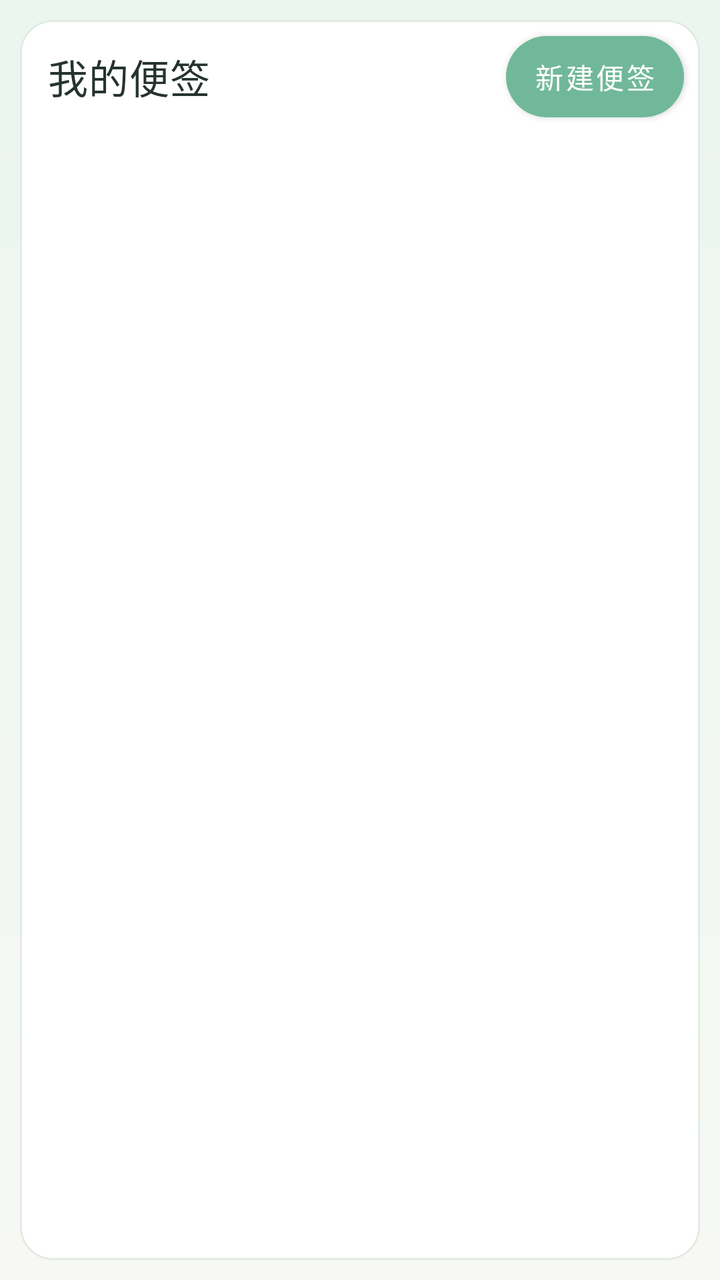
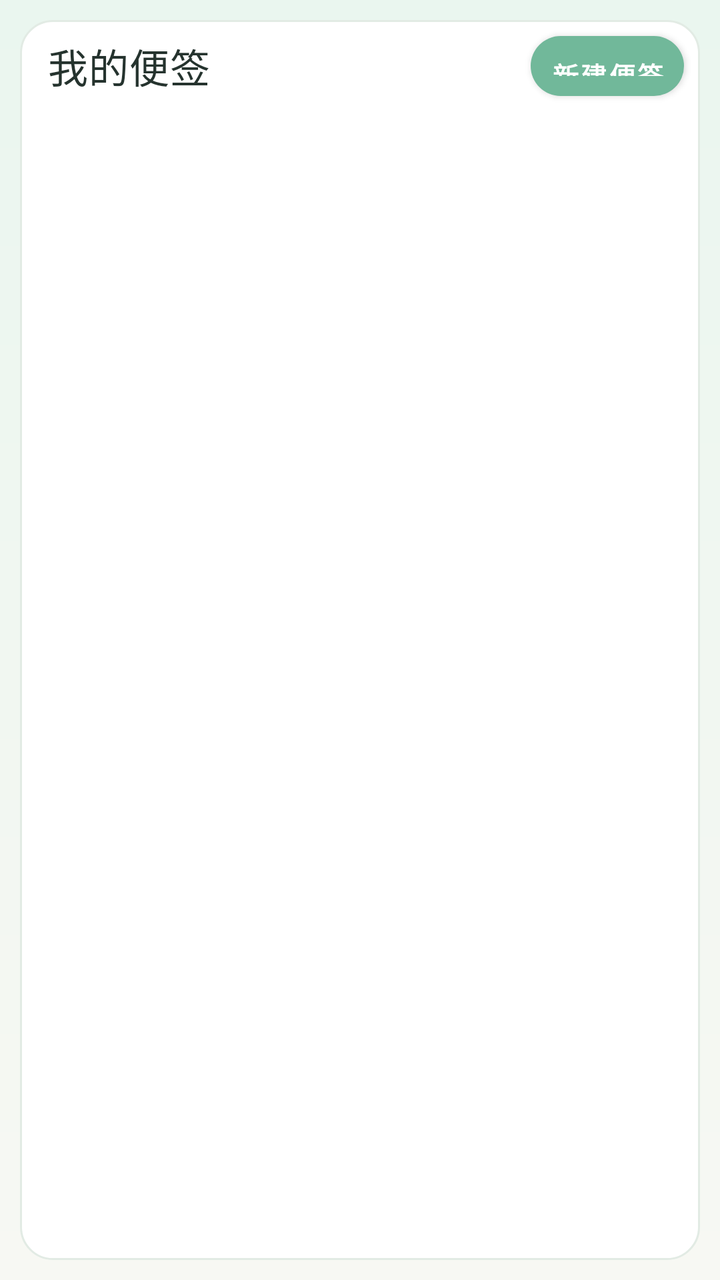

Screens rendered from an Android XML layout before and after an edit, with the pre-edit source and the edit as a unified diff.
<!-- AndroidManifest.xml: application theme Theme.RainNote -->
<!-- res/layout/fragment_transform.xml -->
<?xml version="1.0" encoding="utf-8"?>
<LinearLayout xmlns:android="http://schemas.android.com/apk/res/android"
    xmlns:tools="http://schemas.android.com/tools"
    android:layout_width="match_parent"
    android:layout_height="match_parent"
    android:background="@drawable/bg_rainnote_root"
    android:orientation="vertical"
    android:padding="10dp"
    tools:context=".ui.transform.TransformFragment">

    <LinearLayout
        android:id="@+id/note_list_panel"
        android:layout_width="match_parent"
        android:layout_height="match_parent"
        android:background="@drawable/bg_card"
        android:orientation="vertical">

        <LinearLayout
            android:layout_width="match_parent"
            android:layout_height="wrap_content"
            android:gravity="center_vertical"
            android:orientation="horizontal">

            <TextView
                android:layout_width="0dp"
                android:layout_height="wrap_content"
                android:layout_weight="1"
                android:paddingStart="14dp"
                android:text="我的便签"
                android:textColor="@color/rn_text"
                android:textAppearance="?attr/textAppearanceHeadline6" />

            <Button
                android:id="@+id/button_add_note"
                android:layout_width="wrap_content"
                android:layout_height="wrap_content"
                android:layout_margin="8dp"
                android:background="@drawable/bg_button_primary"
                android:minHeight="36dp"
                android:paddingStart="14dp"
                android:paddingEnd="14dp"
                android:text="新建便签"
                android:textAllCaps="false"
                android:textColor="@color/white" />
        </LinearLayout>

        <androidx.recyclerview.widget.RecyclerView
            android:id="@+id/recyclerview_transform"
            android:layout_width="match_parent"
            android:layout_height="0dp"
            android:layout_marginStart="8dp"
            android:layout_marginEnd="8dp"
            android:layout_marginBottom="8dp"
            android:layout_weight="1"
            android:overScrollMode="never" />
    </LinearLayout>

    <LinearLayout
        android:id="@+id/editor_panel"
        android:layout_width="match_parent"
        android:layout_height="match_parent"
        android:background="@drawable/bg_card"
        android:orientation="vertical"
        android:padding="10dp"
        android:visibility="gone">

        <Button
            android:id="@+id/button_back_to_list"
            android:layout_width="wrap_content"
            android:layout_height="wrap_content"
            android:background="@drawable/bg_button_soft"
            android:minHeight="34dp"
            android:paddingStart="12dp"
            android:paddingEnd="12dp"
            android:text="返回便签列表"
            android:textAllCaps="false"
            android:textColor="@color/rn_primary_dark" />

        <EditText
            android:id="@+id/edit_note_title"
            android:layout_width="match_parent"
            android:layout_height="wrap_content"
            android:hint="便签标题"
            android:inputType="textCapSentences"
            android:singleLine="true"
            android:textColor="@color/rn_text"
            android:textColorHint="@color/rn_text_muted"
            android:textSize="20sp" />

        <androidx.recyclerview.widget.RecyclerView
            android:id="@+id/recyclerview_blocks"
            android:layout_width="match_parent"
            android:layout_height="0dp"
            android:layout_weight="1"
            android:clipToPadding="false"
            android:paddingTop="8dp"
            android:paddingBottom="8dp" />

        <Button
            android:id="@+id/button_add_block"
            android:layout_width="match_parent"
            android:layout_height="wrap_content"
            android:background="@drawable/bg_button_primary"
            android:minHeight="38dp"
            android:text="添加卡片"
            android:textAllCaps="false"
            android:textColor="@color/white" />

        <Button
            android:id="@+id/button_delete_note"
            android:layout_width="match_parent"
            android:layout_height="wrap_content"
            android:layout_marginTop="8dp"
            android:background="@drawable/bg_button_danger"
            android:minHeight="38dp"
            android:text="删除当前便签"
            android:textAllCaps="false"
            android:textColor="@color/rn_danger" />
    </LinearLayout>
</LinearLayout>
<!-- resources referenced by this layout -->
<resources>
  <color name="rn_danger">#FFD87B7B</color>
  <color name="rn_primary_dark">#FF3D8E75</color>
  <color name="rn_text">#FF25332E</color>
  <color name="rn_text_muted">#FF7B8A84</color>
  <color name="white">#FFFFFFFF</color>
  <!-- drawable bg_button_danger (drawable) -->
  <?xml version="1.0" encoding="utf-8"?>
  <shape xmlns:android="http://schemas.android.com/apk/res/android">
      <solid android:color="#FFFFF7F7" />
      <corners android:radius="999dp" />
      <stroke
          android:width="1dp"
          android:color="@color/rn_danger" />
  </shape>
  <!-- drawable bg_button_primary (drawable) -->
  <?xml version="1.0" encoding="utf-8"?>
  <shape xmlns:android="http://schemas.android.com/apk/res/android">
      <solid android:color="@color/rn_primary" />
      <corners android:radius="999dp" />
  </shape>
  <!-- drawable bg_button_soft (drawable) -->
  <?xml version="1.0" encoding="utf-8"?>
  <shape xmlns:android="http://schemas.android.com/apk/res/android">
      <solid android:color="@color/rn_surface_soft" />
      <corners android:radius="999dp" />
      <stroke
          android:width="1dp"
          android:color="@color/rn_line" />
  </shape>
  <!-- drawable bg_card (drawable) -->
  <?xml version="1.0" encoding="utf-8"?>
  <shape xmlns:android="http://schemas.android.com/apk/res/android">
      <solid android:color="@color/rn_surface" />
      <corners android:radius="16dp" />
      <stroke
          android:width="1dp"
          android:color="@color/rn_line" />
  </shape>
  <!-- drawable bg_rainnote_root (drawable) -->
  <?xml version="1.0" encoding="utf-8"?>
  <shape xmlns:android="http://schemas.android.com/apk/res/android">
      <gradient
          android:angle="270"
          android:endColor="#FFF7F8F3"
          android:startColor="#FFEAF6EF" />
  </shape>
  <style name="Theme.RainNote" parent="Theme.MaterialComponents.DayNight.DarkActionBar">
          
          <item name="colorPrimary">@color/rn_primary</item>
          <item name="colorPrimaryVariant">@color/rn_primary_dark</item>
          <item name="colorOnPrimary">@color/white</item>
          
          <item name="colorSecondary">@color/rn_primary</item>
          <item name="colorSecondaryVariant">@color/rn_primary_dark</item>
          <item name="colorOnSecondary">@color/white</item>
          
          <item name="android:statusBarColor">@color/rn_bg</item>
          <item name="android:navigationBarColor">@color/rn_bg</item>
          <item name="android:windowLightStatusBar" tools:targetApi="m">true</item>
          
      </style>
  <color name="rn_primary">#FF71B89A</color>
  <color name="rn_surface_soft">#FFF0F7EF</color>
  <color name="rn_line">#FFE2EBE4</color>
  <color name="rn_surface">#FFFFFFFF</color>
  <color name="rn_bg">#FFF7F8F3</color>
</resources>

<!-- the commit's change to res/layout/fragment_transform.xml (unified diff, before → after) -->
@@ -32,16 +32,13 @@
 
             <Button
                 android:id="@+id/button_add_note"
+                style="@style/RainNoteButtonPrimary"
                 android:layout_width="wrap_content"
-                android:layout_height="wrap_content"
+                android:layout_height="30dp"
                 android:layout_margin="8dp"
-                android:background="@drawable/bg_button_primary"
-                android:minHeight="36dp"
-                android:paddingStart="14dp"
-                android:paddingEnd="14dp"
-                android:text="新建便签"
-                android:textAllCaps="false"
-                android:textColor="@color/white" />
+                android:paddingStart="10dp"
+                android:paddingEnd="10dp"
+                android:text="新建便签" />
         </LinearLayout>
 
         <androidx.recyclerview.widget.RecyclerView
@@ -66,15 +63,12 @@
 
         <Button
             android:id="@+id/button_back_to_list"
+            style="@style/RainNoteButtonSoft"
             android:layout_width="wrap_content"
-            android:layout_height="wrap_content"
-            android:background="@drawable/bg_button_soft"
-            android:minHeight="34dp"
-            android:paddingStart="12dp"
-            android:paddingEnd="12dp"
-            android:text="返回便签列表"
-            android:textAllCaps="false"
-            android:textColor="@color/rn_primary_dark" />
+            android:layout_height="30dp"
+            android:paddingStart="10dp"
+            android:paddingEnd="10dp"
+            android:text="返回便签列表" />
 
         <EditText
             android:id="@+id/edit_note_title"
@@ -98,23 +92,17 @@
 
         <Button
             android:id="@+id/button_add_block"
+            style="@style/RainNoteButtonPrimary"
             android:layout_width="match_parent"
-            android:layout_height="wrap_content"
-            android:background="@drawable/bg_button_primary"
-            android:minHeight="38dp"
-            android:text="添加卡片"
-            android:textAllCaps="false"
-            android:textColor="@color/white" />
+            android:layout_height="32dp"
+            android:text="添加卡片" />
 
         <Button
             android:id="@+id/button_delete_note"
+            style="@style/RainNoteButtonDanger"
             android:layout_width="match_parent"
-            android:layout_height="wrap_content"
-            android:layout_marginTop="8dp"
-            android:background="@drawable/bg_button_danger"
-            android:minHeight="38dp"
-            android:text="删除当前便签"
-            android:textAllCaps="false"
-            android:textColor="@color/rn_danger" />
+            android:layout_height="32dp"
+            android:layout_marginTop="6dp"
+            android:text="删除当前便签" />
     </LinearLayout>
 </LinearLayout>
<!-- resource entries referenced after the edit -->
@@ -46,6 +46,18 @@
           android:endColor="#FFF7F8F3"
           android:startColor="#FFEAF6EF" />
   </shape>
+  <style name="RainNoteButtonDanger" parent="RainNoteButtonBase">
+          <item name="android:background">@drawable/bg_button_danger</item>
+          <item name="android:textColor">@color/rn_danger</item>
+      </style>
+  <style name="RainNoteButtonPrimary" parent="RainNoteButtonBase">
+          <item name="android:background">@drawable/bg_button_primary</item>
+          <item name="android:textColor">@color/white</item>
+      </style>
+  <style name="RainNoteButtonSoft" parent="RainNoteButtonBase">
+          <item name="android:background">@drawable/bg_button_soft</item>
+          <item name="android:textColor">@color/rn_primary_dark</item>
+      </style>
   <style name="Theme.RainNote" parent="Theme.MaterialComponents.DayNight.DarkActionBar">
           
           <item name="colorPrimary">@color/rn_primary</item>
@@ -64,6 +76,16 @@
   <color name="rn_primary">#FF71B89A</color>
   <color name="rn_surface_soft">#FFF0F7EF</color>
   <color name="rn_line">#FFE2EBE4</color>
+  <style name="RainNoteButtonBase">
+          <item name="android:backgroundTint">@null</item>
+          <item name="android:includeFontPadding">false</item>
+          <item name="android:minWidth">0dp</item>
+          <item name="android:minHeight">0dp</item>
+          <item name="android:gravity">center</item>
+          <item name="android:textAllCaps">false</item>
+          <item name="android:textStyle">bold</item>
+          <item name="android:textSize">13sp</item>
+      </style>
   <color name="rn_surface">#FFFFFFFF</color>
   <color name="rn_bg">#FFF7F8F3</color>
 </resources>
